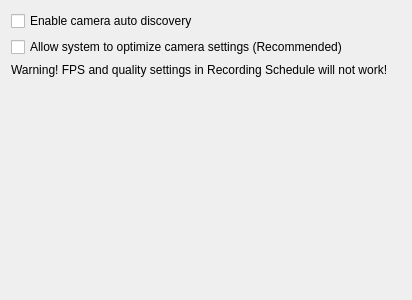
Old version of the form client/src/ui/widgets/settings/camera_management_widget.ui in the repository networkoptix/nx_open.
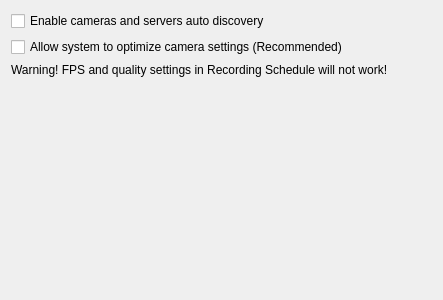
New version of the form.

Commit message:
Feature #5051: optional server auto discovery
<==== Mercurial data ====>
Branch: feature_5051_disable_server_auto_discovery

The edit to the form file:
```diff
--- a/client/src/ui/widgets/settings/camera_management_widget.ui
+++ b/client/src/ui/widgets/settings/camera_management_widget.ui
@@ -6,7 +6,7 @@
    <rect>
     <x>0</x>
     <y>0</y>
-    <width>400</width>
+    <width>443</width>
     <height>300</height>
    </rect>
   </property>
@@ -17,7 +17,7 @@
    <item>
     <widget class="QCheckBox" name="autoDiscoveryCheckBox">
      <property name="text">
-      <string>Enable camera auto discovery</string>
+      <string>Enable cameras and servers auto discovery</string>
      </property>
      <property name="tristate">
       <bool>true</bool>
```
Left out of the diff: 11 changed lines with no effect on the pictures. The commit also changes 7 other files.
